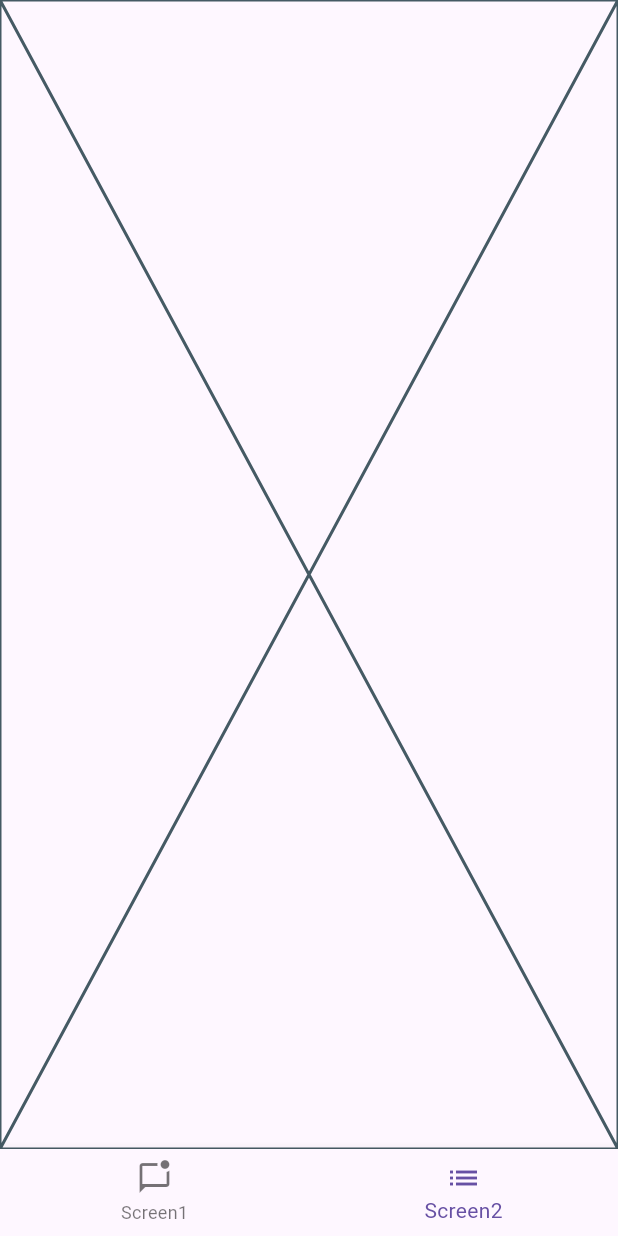
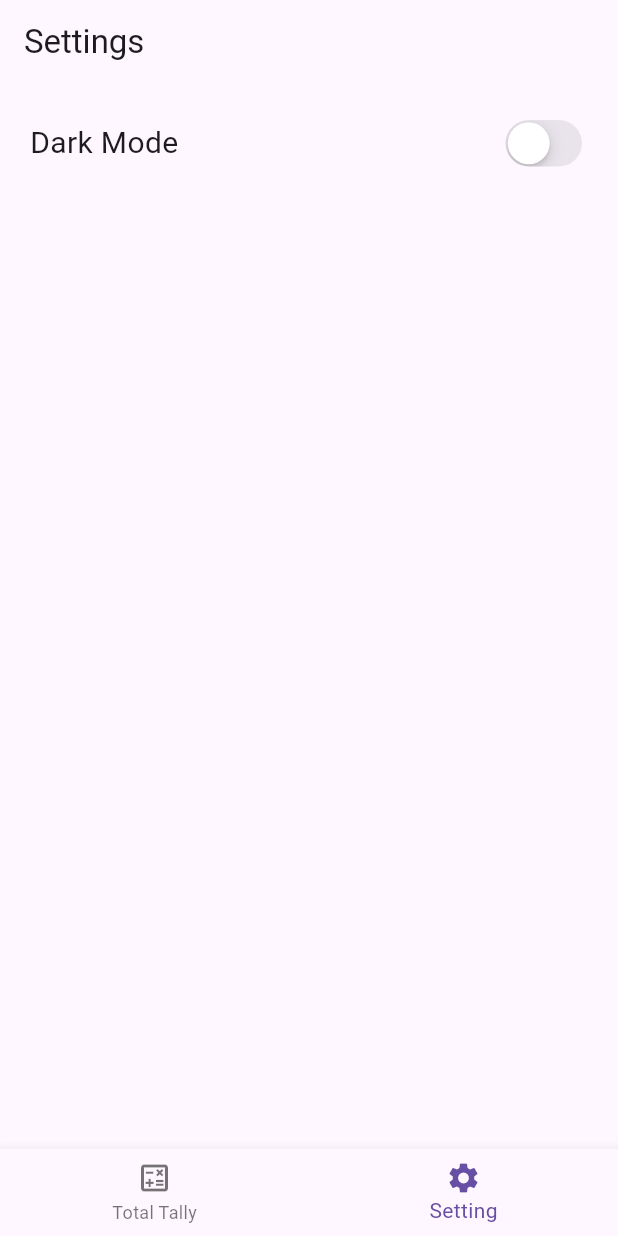
Before and after one commit to joohhcse/total_tally, a Flutter app: the screen it shows after launch, item 2 of the bottom bar chosen, on a phone screen of 412 x 824 dp. Run offline on Flutter 3.47's test engine with Material 3 defaults, Android fonts, the phone set to English and light mode, and no system bars; our stand-ins replace shared_preferences, sqflite; accounts and stored records are empty.

Commit message:
add setting_screen and edit codes

```diff
--- a/lib/screen/home_screen.dart
+++ b/lib/screen/home_screen.dart
@@ -1,6 +1,7 @@
 import 'package:flutter/material.dart';
 import 'package:total_tally/screen/main_screen.dart';
-import 'package:total_tally/screen/sub_screen.dart';
+import 'package:total_tally/screen/setting_screen.dart';
+import 'package:shared_preferences/shared_preferences.dart';
 
 class HomeScreen extends StatefulWidget {
   const HomeScreen({super.key});
@@ -16,8 +17,37 @@ class _HomeScreenState extends State<HomeScreen> {
 
   final List<Widget> _children = [
     MainScreen(),
-    SubScreen(),
+    SettingScreen(),
   ];
+
+  @override
+  void initState() {
+    // TODO: implement initState
+    super.initState();
+    _loadThemeMode();
+  }
+
+  late SharedPreferences _prefs;
+
+  Future<void> _loadThemeMode() async {
+    _prefs = await SharedPreferences.getInstance();
+    final String? savedThemeMode = _prefs.getString('themeMode');
+
+    if(savedThemeMode == null) {
+      HomeScreen.themeNotifier.value = ThemeMode.light;
+    } else if(savedThemeMode == "ThemeMode.light") {
+      HomeScreen.themeNotifier.value = ThemeMode.light;
+    } else if(savedThemeMode == "ThemeMode.dark") {
+      HomeScreen.themeNotifier.value = ThemeMode.dark;
+    }
+  }
+
+  Future<void> _saveThemeMode(ThemeMode themeMode) async {
+    _prefs = await SharedPreferences.getInstance();
+
+    _prefs.setString('themeMode', themeMode.toString());
+  }
+
 
   @override
   Widget build(BuildContext context) {
@@ -36,12 +66,12 @@ class _HomeScreenState extends State<HomeScreen> {
               onTap: onTabTapped,
               items: [
                 BottomNavigationBarItem(
-                  icon: Icon(Icons.mark_chat_unread_outlined),
-                  label: 'Screen1',
+                  icon: Icon(Icons.calculate_outlined),
+                  label: 'Total Tally',
                 ),
                 BottomNavigationBarItem(
-                  icon: Icon(Icons.list),
-                  label: 'Screen2',
+                  icon: Icon(Icons.settings),
+                  label: 'Setting',
                 ),
               ],
             ),
@@ -62,7 +92,7 @@ class _HomeScreenState extends State<HomeScreen> {
   // 앱이 종료될 때 SharedPreferences에 테마 모드를 저장
   @override
   void dispose() {
-    // _saveThemeMode(HomeScreen.themeNotifier.value);
+    _saveThemeMode(HomeScreen.themeNotifier.value);
     super.dispose();
   }
 
--- /dev/null
+++ b/lib/screen/setting_screen.dart
@@ -0,0 +1,148 @@
+import 'package:flutter/cupertino.dart';
+import 'package:flutter/material.dart';
+import 'package:total_tally/screen/home_screen.dart';
+import 'package:shared_preferences/shared_preferences.dart';
+
+class SettingScreen extends StatefulWidget {
+  const SettingScreen({super.key});
+
+  @override
+  State<SettingScreen> createState() => SettingState();
+}
+
+class SettingState extends State<SettingScreen> {
+  bool isDarkMode = false;  // 여기에 다크모드 변수
+  double _fontSize = 20.0;
+  int selectedOption = 0; // 초기 선택된 옵션
+
+  @override
+  void initState() {
+    super.initState();
+    _loadThemeMode();
+  }
+
+  late SharedPreferences _prefs;
+
+  Future<void> _loadThemeMode() async {
+    _prefs = await SharedPreferences.getInstance();
+    final String? savedThemeMode = _prefs.getString('themeMode');
+
+    if(savedThemeMode == null) {
+      HomeScreen.themeNotifier.value = ThemeMode.light;
+    } else if(savedThemeMode == "ThemeMode.light") {
+      HomeScreen.themeNotifier.value = ThemeMode.light;
+    } else if(savedThemeMode == "ThemeMode.dark") {
+      HomeScreen.themeNotifier.value = ThemeMode.dark;
+    }
+  }
+
+  Future<void> _saveThemeMode(ThemeMode themeMode) async {
+    _prefs = await SharedPreferences.getInstance();
+
+    _prefs.setString('themeMode', themeMode.toString());
+  }
+
+  _loadFontSize() async {
+    SharedPreferences prefs = await SharedPreferences.getInstance();
+    setState(() {
+      _fontSize = prefs.getDouble('fontSize') ?? 20.0;
+    });
+  }
+
+  _saveFontSize(double fontSize) async {
+    SharedPreferences prefs = await SharedPreferences.getInstance();
+    await prefs.setDouble('fontSize', fontSize);
+  }
+
+
+  Future<bool> _getThemeMode() async {
+    _prefs = await SharedPreferences.getInstance();
+    final String? savedThemeMode = _prefs.getString('themeMode');
+
+    if(savedThemeMode == null) {
+      HomeScreen.themeNotifier.value = ThemeMode.light;
+      // SettingScreen.isDarkMode = false;
+      return false;
+    } else if(savedThemeMode == "ThemeMode.light") {
+      HomeScreen.themeNotifier.value = ThemeMode.light;
+      // SettingScreen.isDarkMode = false;
+      return false;
+    } else if(savedThemeMode == "ThemeMode.dark") {
+      HomeScreen.themeNotifier.value = ThemeMode.dark;
+      // SettingScreen.isDarkMode = true;
+      return true;
+    } else {
+      return false;
+    }
+  }
+
+  @override
+  Widget build(BuildContext context) {
+    return Scaffold(
+        appBar: AppBar(
+          title: const Text("Settings"),
+        ),
+        body: FutureBuilder<bool> (
+          future: _getThemeMode(),
+          builder: (context, snapshot){
+            if (snapshot.connectionState == ConnectionState.waiting) {
+              return CircularProgressIndicator();
+            }
+            if (snapshot.hasError) {
+              return Text('Error: ${snapshot.error}');
+            }
+
+            // final bool isDarkMode = snapshot.data ?? false;  //final은 const같이 안변하는 상수인데 이래해놧엇네
+            isDarkMode = snapshot.data ?? false;
+
+            return Padding(
+              padding: const EdgeInsets.all(20.0),
+
+              child: Column(
+                crossAxisAlignment: CrossAxisAlignment.start,
+                children: [
+                  Row(
+                    mainAxisAlignment: MainAxisAlignment.spaceBetween,
+                    children: [
+                      Text(
+                        'Dark Mode',
+                        style: TextStyle(fontSize: 20),
+                      ),
+                      CupertinoSwitch(
+                        value: isDarkMode,
+                        onChanged: (bool value) {
+                          setState(() {
+                            // isDarkMode = value ?? false; //null이면 false입력
+                            isDarkMode = value;
+
+                            if (isDarkMode == true) {
+                              HomeScreen.themeNotifier.value = ThemeMode.dark;
+                              _saveThemeMode(ThemeMode.dark);
+                            } else {
+                              HomeScreen.themeNotifier.value = ThemeMode.light;
+                              _saveThemeMode(ThemeMode.light);
+                            }
+
+                          });
+                        },
+                      ),
+                    ],
+                  ),
+                  SizedBox(height: 32.0),
+                  Row(
+                    mainAxisAlignment: MainAxisAlignment.spaceBetween,
+                    children: [
+                      // Text(
+                      //   'Font Size',
+                      //   style: TextStyle(fontSize: 20),
+                      // )
+                    ],
+                  )
+                ],
+              ),
+            );
+          },
+        )
+    );
+  }
+}
--- a/lib/screen/sub_screen.dart
+++ /dev/null
@@ -1,15 +0,0 @@
-import 'package:flutter/material.dart';
-
-class SubScreen extends StatefulWidget {
-  const SubScreen({super.key});
-
-  @override
-  State<SubScreen> createState() => _SubScreenState();
-}
-
-class _SubScreenState extends State<SubScreen> {
-  @override
-  Widget build(BuildContext context) {
-    return const Placeholder();
-  }
-}
```
Also changed, not shown: lib/screen/main_screen.dart (+6 -4 lines).
